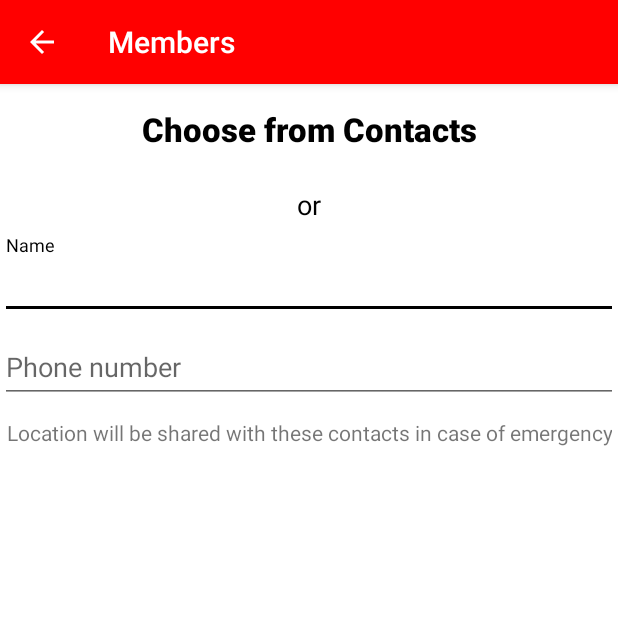
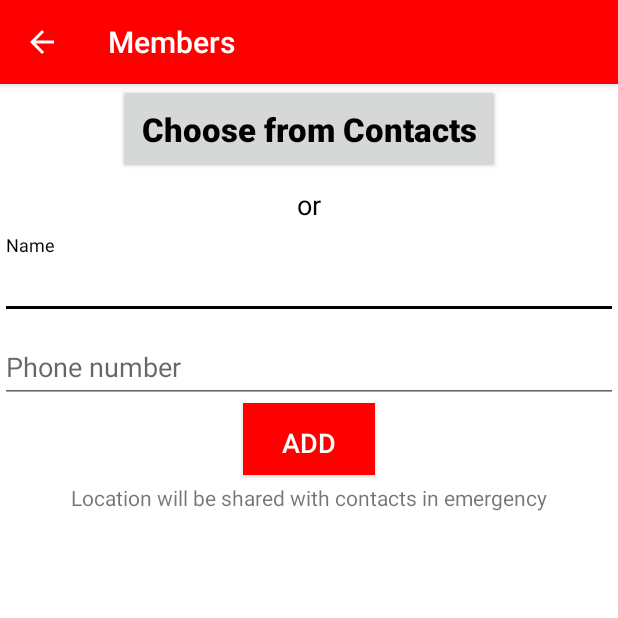
Before and after one commit to healthGuide/android-app, an Android app: the contacts screen opened directly, with no data from a screen before it, on a phone screen of 412 x 824 dp, the top half of it. Run offline under Robolectric (Android 15) with nearby library versions, the phone set to English and light mode, and no system bars.

Commit message:
contact completed + DB to be debugged

```diff
--- a/app/src/main/AndroidManifest.xml
+++ b/app/src/main/AndroidManifest.xml
@@ -5,6 +5,7 @@
     <uses-permission android:name="android.permission.VIBRATE" />
     <uses-permission android:name="android.permission.INTERNET" />
     <uses-permission android:name="android.permission.ACCESS_NETWORK_STATE" />
+    <uses-permission android:name="android.permission.READ_CONTACTS" />
 
     <application
         android:allowBackup="true"
@@ -56,7 +57,9 @@
             android:screenOrientation="portrait"
             android:windowSoftInputMode="stateHidden" />
         <activity android:name=".settings" />
-        <activity android:name=".contacts"></activity>
+        <activity android:name=".contacts"
+            android:screenOrientation="portrait"
+            android:windowSoftInputMode="stateHidden"/>
     </application>
 
 </manifest>
--- a/app/src/main/java/rkapoors/healthguide/contacts.java
+++ b/app/src/main/java/rkapoors/healthguide/contacts.java
@@ -1,21 +1,146 @@
+//Reference  : https://www.android-examples.com/get-pick-number-from-contact-list-in-android-programmatically/
+
 package rkapoors.healthguide;
 
+import android.app.Activity;
+import android.content.Context;
+import android.content.DialogInterface;
+import android.content.Intent;
+import android.content.SharedPreferences;
+import android.database.Cursor;
+import android.net.Uri;
+import android.provider.ContactsContract;
+import android.support.design.widget.Snackbar;
 import android.support.v7.app.ActionBar;
+import android.support.v7.app.AlertDialog;
 import android.support.v7.app.AppCompatActivity;
 import android.os.Bundle;
+import android.text.TextUtils;
+import android.view.View;
+import android.view.inputmethod.InputMethodManager;
+import android.widget.AdapterView;
+import android.widget.ArrayAdapter;
+import android.widget.Button;
+import android.widget.EditText;
+import android.widget.ListView;
+import android.widget.RelativeLayout;
+import java.util.HashSet;
+import java.util.Set;
 
 public class contacts extends AppCompatActivity {
+
+    Button addbutton, choosebutton;
+    EditText phoneedtv, nameedtv;
+    ListView lv;
+    RelativeLayout relativeLayout;
+
+    String newcontact;
+
+    final Context context = this;
+
+    public static final String USERNAME="contacts";
+    public static final String SEARCHHISTORY="contacthistory";
+    private SharedPreferences contacts;
+    private Set<String> history;
 
     @Override
     protected void onCreate(Bundle savedInstanceState) {
         super.onCreate(savedInstanceState);
         setContentView(R.layout.activity_contacts);
 
+        addbutton = (Button)findViewById(R.id.addbt);
+        choosebutton = (Button)findViewById(R.id.contactbt);
+        phoneedtv = (EditText)findViewById(R.id.phone);
+        nameedtv = (EditText)findViewById(R.id.name);
+        lv = (ListView)findViewById(R.id.list);
+        relativeLayout = (RelativeLayout)findViewById(R.id.contactview);
+
         setTitle("Members");
         ActionBar actionBar =getSupportActionBar();
         if(actionBar!=null){
             actionBar.setDisplayHomeAsUpEnabled(true);
         }
+
+        contacts=getSharedPreferences(USERNAME,0);                                         //get SharedPrefernces with USERNAME key and 0 mode
+        history = new HashSet<String>(contacts.getStringSet(SEARCHHISTORY, new HashSet<String>()));     //key, default value
+        final ArrayAdapter<String> adapter=new ArrayAdapter<>(this,android.R.layout.simple_list_item_1,history.toArray(new String[history.size()]));
+        lv.setAdapter(adapter);
+
+        lv.setOnItemLongClickListener(new AdapterView.OnItemLongClickListener() {
+            @Override
+            public boolean onItemLongClick(AdapterView<?> adapterView, View view, final int pos, long l) {
+
+                AlertDialog.Builder alertDialogBuilder = new AlertDialog.Builder(context);
+                // set dialog message
+                alertDialogBuilder
+                        .setTitle("Sure to delete ?")
+                        .setMessage(""+lv.getItemAtPosition(pos))
+                        .setCancelable(true)
+                        .setPositiveButton("DELETE",
+                                new DialogInterface.OnClickListener() {
+                                    public void onClick(DialogInterface dialog,int id) {
+                                       history.remove(lv.getItemAtPosition(pos));
+                                        contacts=getSharedPreferences(USERNAME,0);                 //name of sharedPreference object, mode 0 : accessible by app
+                                        SharedPreferences.Editor editor=contacts.edit();
+                                        editor.putStringSet(SEARCHHISTORY,history);
+                                        editor.apply();
+                                        lv.invalidateViews();
+                                        adapter.notifyDataSetChanged();
+                                        Snackbar.make(relativeLayout,"Deleted.",Snackbar.LENGTH_LONG).show();
+                                    }
+                                })
+                        .setNegativeButton("CANCEL",
+                                new DialogInterface.OnClickListener() {
+                                    public void onClick(DialogInterface dialog,int id) {
+                                        dialog.cancel();
+                                    }
+                                });
+
+                // create alert dialog
+                AlertDialog alertDialog = alertDialogBuilder.create();
+                // show it
+                alertDialog.show();
+
+                return true;
+            }
+        });
+
+        choosebutton.setOnClickListener(new View.OnClickListener() {
+            @Override
+            public void onClick(View view) {
+                 Intent intent = new Intent(Intent.ACTION_PICK, ContactsContract.Contacts.CONTENT_URI);
+                startActivityForResult(intent, 7);
+            }
+        });
+
+        addbutton.setOnClickListener(new View.OnClickListener() {
+            @Override
+            public void onClick(View view) {
+
+                InputMethodManager imm = (InputMethodManager) getSystemService(Context.INPUT_METHOD_SERVICE);
+                imm.hideSoftInputFromWindow(relativeLayout.getWindowToken(), 0);
+
+                if(!TextUtils.isEmpty(phoneedtv.getText().toString().trim()) && !TextUtils.isEmpty(nameedtv.getText().toString().trim())) {
+                    newcontact = nameedtv.getText().toString().trim() + "\n" + phoneedtv.getText().toString().trim();
+                    history.add(newcontact);
+                    contacts=getSharedPreferences(USERNAME,0);                 //name of sharedPreference object, mode 0 : accessible by app
+                    SharedPreferences.Editor editor=contacts.edit();
+                    editor.putStringSet(SEARCHHISTORY,history);
+                    editor.apply();
+                    lv.invalidateViews();
+                    adapter.notifyDataSetChanged();
+                    /*
+                    notifyDataSetChanged ()
+                        Notifies the attached observers that the underlying
+                        data has been changed and any View reflecting the
+                        data set should refresh itself.
+                 */
+                    Snackbar.make(relativeLayout,"Added.",Snackbar.LENGTH_LONG).show();
+                }
+                else
+                    Snackbar.make(relativeLayout,"Please fill in both fields.",Snackbar.LENGTH_LONG).show();
+            }
+        });
     }
 
     @Override
@@ -23,4 +148,53 @@ public class contacts extends AppCompatActivity {
         finish();
         return true;
     }
+
+    @Override
+    public void onActivityResult(int RequestCode, int ResultCode, Intent ResultIntent) {
+
+        super.onActivityResult(RequestCode, ResultCode, ResultIntent);
+
+        switch (RequestCode) {
+
+            case (7):
+                if (ResultCode == Activity.RESULT_OK) {
+
+                    Uri uri;
+                    Cursor cursor1, cursor2;
+                    String TempNameHolder, TempNumberHolder, TempContactID, IDresult = "" ;
+                    int IDresultHolder ;
+
+                    uri = ResultIntent.getData();
+
+                    cursor1 = getContentResolver().query(uri, null, null, null, null);
+
+                    if (cursor1.moveToFirst()) {
+
+                        TempNameHolder = cursor1.getString(cursor1.getColumnIndex(ContactsContract.Contacts.DISPLAY_NAME));
+
+                        TempContactID = cursor1.getString(cursor1.getColumnIndex(ContactsContract.Contacts._ID));
+
+                        IDresult = cursor1.getString(cursor1.getColumnIndex(ContactsContract.Contacts.HAS_PHONE_NUMBER));
+
+                        IDresultHolder = Integer.valueOf(IDresult) ;
+
+                        if (IDresultHolder == 1) {
+
+                            cursor2 = getContentResolver().query(ContactsContract.CommonDataKinds.Phone.CONTENT_URI, null, ContactsContract.CommonDataKinds.Phone.CONTACT_ID + " = " + TempContactID, null, null);
+
+                            while (cursor2.moveToNext()) {
+
+                                TempNumberHolder = cursor2.getString(cursor2.getColumnIndex(ContactsContract.CommonDataKinds.Phone.NUMBER));
+
+                                nameedtv.setText(TempNameHolder);
+                                phoneedtv.setText(TempNumberHolder);
+
+                            }
+                        }
+
+                    }
+                }
+                break;
+        }
+    }
 }
--- a/app/src/main/java/rkapoors/healthguide/settings.java
+++ b/app/src/main/java/rkapoors/healthguide/settings.java
@@ -61,9 +61,9 @@ public class settings extends AppCompatActivity {
         // Initialize with secondary app.
         FirebaseApp.initializeApp(getApplicationContext(), options, "secondary");
         // Retrieve secondary app.
-        FirebaseApp secondary = FirebaseApp.getInstance("secondary");
+        FirebaseApp secondapp = FirebaseApp.getInstance("secondary");
         // Get the database for the other app.
-        FirebaseDatabase secondaryDatabase = FirebaseDatabase.getInstance(secondary);
+        FirebaseDatabase secondaryDatabase = FirebaseDatabase.getInstance(secondapp);
 
         docdbref = secondaryDatabase.getReference();
 
--- a/app/src/main/res/layout/activity_contacts.xml
+++ b/app/src/main/res/layout/activity_contacts.xml
@@ -1,5 +1,6 @@
 <?xml version="1.0" encoding="utf-8"?>
 <RelativeLayout
+    android:id="@+id/contactview"
     xmlns:android="http://schemas.android.com/apk/res/android"
     android:layout_height="match_parent"
     android:layout_width="match_parent"
@@ -7,12 +8,11 @@
 
     <Button
         android:id="@+id/contactbt"
-        android:layout_width="match_parent"
+        android:layout_width="wrap_content"
         android:layout_height="wrap_content"
         android:text="Choose from Contacts"
         android:textSize="22sp"
         android:textStyle="bold"
-        android:background="@null"
         android:textColor="#000"
         android:layout_centerHorizontal="true"
         android:padding="15dp"
@@ -63,15 +63,37 @@
             android:textColorHint="#000" />
     </android.support.design.widget.TextInputLayout>
 
+    <Button
+        android:id="@+id/addbt"
+        android:layout_width="wrap_content"
+        android:layout_height="wrap_content"
+        android:layout_below="@+id/phonelayout"
+        android:text="ADD"
+        android:textColor="#fff"
+        android:background="#f00"
+        android:textSize="18sp"
+        android:paddingTop="5dp"
+        android:layout_centerHorizontal="true"/>
+
     <TextView
         android:id="@+id/insttv"
         android:layout_width="wrap_content"
         android:layout_height="wrap_content"
-        android:layout_below="@+id/phonelayout"
+        android:layout_below="@+id/addbt"
         android:layout_centerHorizontal="true"
-        android:textAlignment="center"
-        android:paddingTop="10dp"
-        android:text="Location will be shared with these contacts in case of emergency"/>
+        android:padding="5dp"
+        android:text="Location will be shared with contacts in emergency"/>
+
+    <ListView
+        android:id="@+id/list"
+        android:layout_width="wrap_content"
+        android:layout_height="wrap_content"
+        android:layout_below="@+id/insttv"
+        android:choiceMode="singleChoice"
+        android:background="#ffffff"
+        android:divider="#d0d0d0"
+        android:dividerHeight="2dp"
+        />
 
 
 </RelativeLayout>
--- a/app/src/main/res/layout/activity_settings.xml
+++ b/app/src/main/res/layout/activity_settings.xml
@@ -90,7 +90,7 @@
             android:id="@+id/desctxt"
             android:layout_width="wrap_content"
             android:layout_height="wrap_content"
-            android:text=" Records will be shared with healthGuide-Dr user"
+            android:text="   Records will be shared with healthGuide-Dr user"
             android:layout_below="@+id/sharetxt"/>
 
         <ListView
```
Also changed, not shown: 1 other file.
